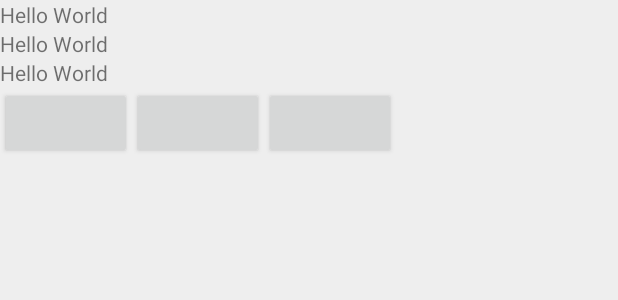
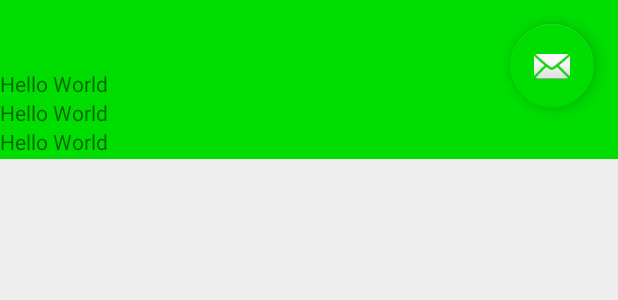
Before and after one commit to btinsae/LOLe, an Android app: the layout map_bottom_sheet.xml on its own in the app's theme, with its tools: preview values and no code run, on a phone screen of 412 x 824 dp. Shown: the top 300 px of the screen. Run offline under Robolectric (Android 15) with nearby library versions, the phone set to English and light mode, and no system bars.

Commit message:
ripple effect added

```diff
--- a/app/src/main/java/com/irolitech/maoo/activities/OrderProgress.java
+++ b/app/src/main/java/com/irolitech/maoo/activities/OrderProgress.java
@@ -2,6 +2,7 @@ package com.irolitech.maoo.activities;
 
 import android.os.Bundle;
 import android.support.design.widget.BottomSheetBehavior;
+import android.support.design.widget.CoordinatorLayout;
 import android.support.design.widget.FloatingActionButton;
 import android.support.design.widget.Snackbar;
 import android.support.v7.app.AppCompatActivity;
@@ -47,8 +48,8 @@ public class OrderProgress extends AppCompatActivity implements OnMapReadyCallba
             }
         });
 
-        RelativeLayout bottomSheetLayout= (RelativeLayout) findViewById(R.id.bottom_sheet);
-        BottomSheetBehavior bottomSheetBehavior=BottomSheetBehavior.from(bottomSheetLayout);
+       RelativeLayout bottomSheetLayout= (RelativeLayout) findViewById(R.id.bottom_sheet);
+        BottomSheetBehavior bottomSheetBehavior=BottomSheetBehavior.from( bottomSheetLayout);
         bottomSheetBehavior.setState(BottomSheetBehavior.STATE_EXPANDED);
 
     }
--- a/app/src/main/res/drawable-v21/button.xml
+++ b/app/src/main/res/drawable-v21/button.xml
@@ -1,4 +1,4 @@
 <?xml version="1.0" encoding="utf-8"?>
 <ripple xmlns:android="http://schemas.android.com/apk/res/android" android:color="?android:colorControlHighlight">
-<item android:drawable="@color/colorPrimary"/>
+<item android:drawable="@color/colorAccent"/>
 </ripple>
--- a/app/src/main/res/layout/activity_order_progress.xml
+++ b/app/src/main/res/layout/activity_order_progress.xml
@@ -22,12 +22,14 @@
 
     <include layout="@layout/content_order_progress" />
 
-    <android.support.design.widget.FloatingActionButton
-        android:id="@+id/fab"
-        android:layout_width="wrap_content"
-        android:layout_height="wrap_content"
-        android:layout_gravity="bottom|end"
-        android:layout_margin="@dimen/fab_margin"
-        app:srcCompat="@android:drawable/ic_dialog_email" />
+
+
+    <!--<android.support.design.widget.FloatingActionButton-->
+        <!--android:id="@+id/fab"-->
+        <!--android:layout_width="wrap_content"-->
+        <!--android:layout_height="wrap_content"-->
+        <!--android:layout_gravity="bottom|end"-->
+        <!--android:layout_margin="@dimen/fab_margin"-->
+        <!--app:srcCompat="@android:drawable/ic_dialog_email" />-->
 
 </android.support.design.widget.CoordinatorLayout>
--- a/app/src/main/res/layout/content_order_progress.xml
+++ b/app/src/main/res/layout/content_order_progress.xml
@@ -13,7 +13,8 @@
         android:id="@+id/map"
         android:name="com.google.android.gms.maps.SupportMapFragment"
         android:layout_width="match_parent"
-        android:layout_height="match_parent"
-         />
+        android:layout_height="match_parent" />
+
+    <include layout="@layout/map_bottom_sheet" />
 
 </android.support.constraint.ConstraintLayout>
--- a/app/src/main/res/layout/map_bottom_sheet.xml
+++ b/app/src/main/res/layout/map_bottom_sheet.xml
@@ -1,9 +1,23 @@
 <?xml version="1.0" encoding="utf-8"?>
+
+<android.support.design.widget.CoordinatorLayout xmlns:android="http://schemas.android.com/apk/res/android"
+    xmlns:app="http://schemas.android.com/apk/res-auto"
+    android:layout_width="match_parent"
+    android:layout_height="wrap_content"
+    android:layout_alignParentBottom="true"
+    android:background="@color/colorAccent">
+
     <RelativeLayout xmlns:android="http://schemas.android.com/apk/res/android"
+        xmlns:app="http://schemas.android.com/apk/res-auto"
+        xmlns:tools="http://schemas.android.com/tools"
+        android:id="@+id/bottom_sheet"
         android:layout_width="match_parent"
-    android:layout_height="match_parent"
-    android:id="@+id/bottom_sheet"
-    android:orientation="vertical">
+        android:layout_height="wrap_content"
+        android:layout_alignParentBottom="true"
+        app:behavior_hideable="false"
+        app:behavior_peekHeight="60dp"
+        app:layout_behavior="@string/bottom_sheet_behavior"
+        tools:context="com.irolitech.maoo.activities.OrderProgress">
 
         <LinearLayout
             android:id="@+id/text_views"
@@ -14,36 +28,50 @@
             <TextView
                 android:layout_width="wrap_content"
                 android:layout_height="wrap_content"
-            android:text="Hello World"/>
+                android:text="Hello World" />
 
             <TextView
                 android:layout_width="wrap_content"
                 android:layout_height="wrap_content"
-            android:text="Hello World"/>
+                android:text="Hello World" />
 
             <TextView
                 android:layout_width="wrap_content"
                 android:layout_height="wrap_content"
-            android:text="Hello World"/>
+                android:text="Hello World" />
 
         </LinearLayout>
 
         <LinearLayout
             android:layout_width="match_parent"
             android:layout_height="wrap_content"
-        android:orientation="horizontal"
-        android:layout_below="@id/text_views">
+            android:layout_below="@id/text_views"
+            android:orientation="horizontal">
 
             <Button
                 android:layout_width="wrap_content"
-            android:layout_height="wrap_content" />
+                android:layout_height="wrap_content"
+                android:text="Hello" />
 
             <Button
                 android:layout_width="wrap_content"
-            android:layout_height="wrap_content" />
+                android:layout_height="wrap_content"
+                android:text="Hello" />
 
             <Button
                 android:layout_width="wrap_content"
-            android:layout_height="wrap_content" />
+                android:layout_height="wrap_content"
+                android:text="Hello" />
         </LinearLayout>
     </RelativeLayout>
+
+    <android.support.design.widget.FloatingActionButton
+        android:id="@+id/fab"
+        android:layout_width="wrap_content"
+        android:layout_height="wrap_content"
+        android:layout_gravity="top|end"
+        android:layout_margin="@dimen/fab_margin"
+        app:srcCompat="@android:drawable/ic_dialog_email" />
+
+
+</android.support.design.widget.CoordinatorLayout>
```
Lines whose indentation alone changed are shown as unchanged.
